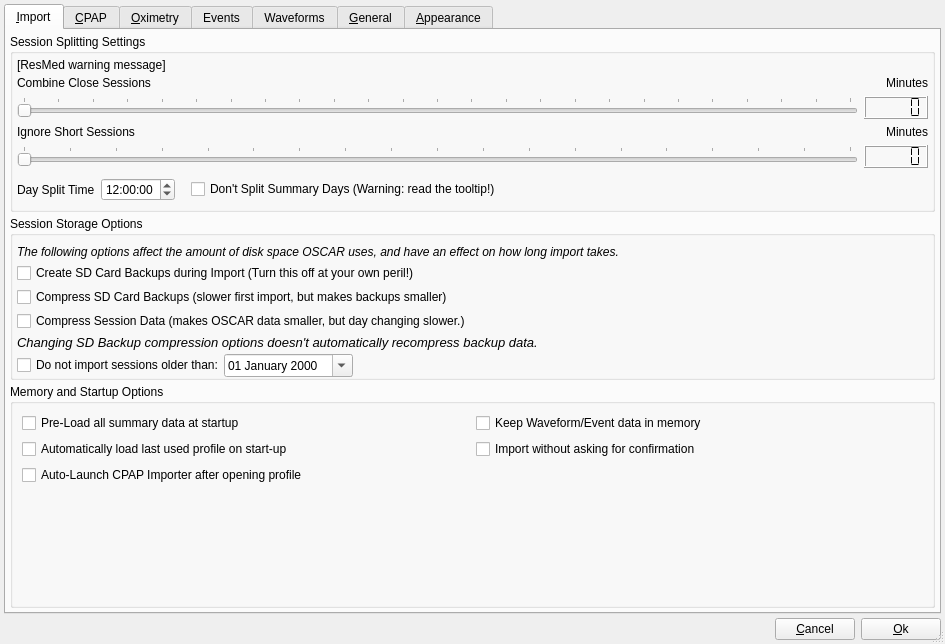
The window that oscar/preferencesdialog.ui (operativeF/oscar) describes before a commit, drawn with Qt 5.
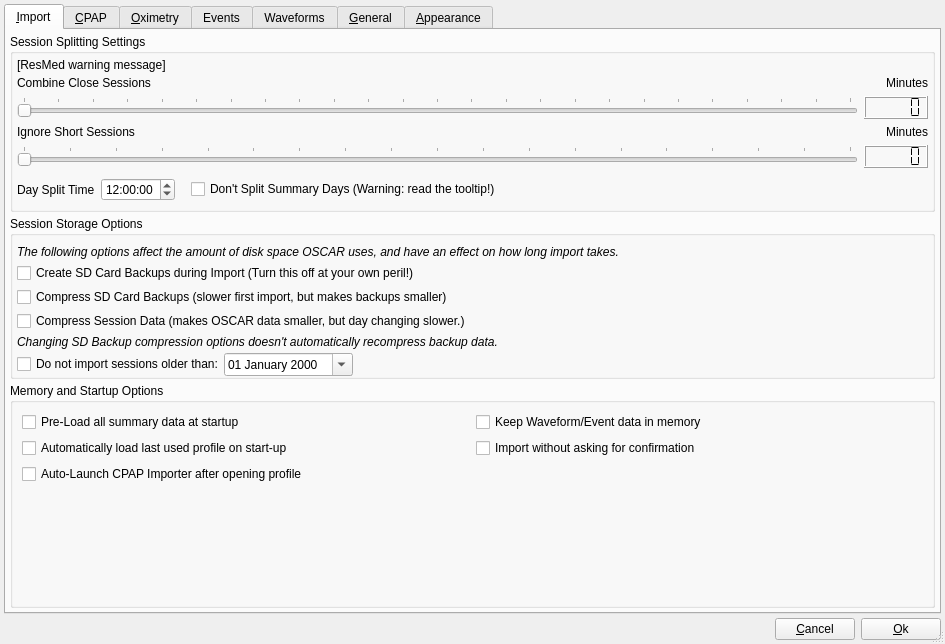
The same window after the commit. The open tabs and pages were chosen to show the change. Icons and pictures are not drawn.

Commit message: Remove HTML font settings so font is controlled by application settings and not a hard-coded font.

What changed in the file:
```diff
--- a/oscar/preferencesdialog.ui
+++ b/oscar/preferencesdialog.ui
@@ -413,12 +413,13 @@
           </property>
           <item row="5" column="0">
            <widget class="QLabel" name="label_41">
+            <property name="font">
+             <font>
+              <italic>true</italic>
+             </font>
+            </property>
             <property name="text">
-             <string>&lt;!DOCTYPE HTML PUBLIC &quot;-//W3C//DTD HTML 4.0//EN&quot; &quot;http://www.w3.org/TR/REC-html40/strict.dtd&quot;&gt;
-&lt;html&gt;&lt;head&gt;&lt;meta name=&quot;qrichtext&quot; content=&quot;1&quot; /&gt;&lt;style type=&quot;text/css&quot;&gt;
-p, li { white-space: pre-wrap; }
-&lt;/style&gt;&lt;/head&gt;&lt;body style=&quot; font-family:'Sans'; font-size:10pt; font-weight:400; font-style:normal;&quot;&gt;
-&lt;p style=&quot; margin-top:0px; margin-bottom:0px; margin-left:0px; margin-right:0px; -qt-block-indent:0; text-indent:0px;&quot;&gt;&lt;span style=&quot; font-style:italic;&quot;&gt;Changing SD Backup compression options doesn't automatically recompress backup data.  &lt;/span&gt;&lt;/p&gt;&lt;/body&gt;&lt;/html&gt;</string>
+             <string>Changing SD Backup compression options doesn't automatically recompress backup data.</string>
             </property>
             <property name="wordWrap">
              <bool>true</bool>
```
